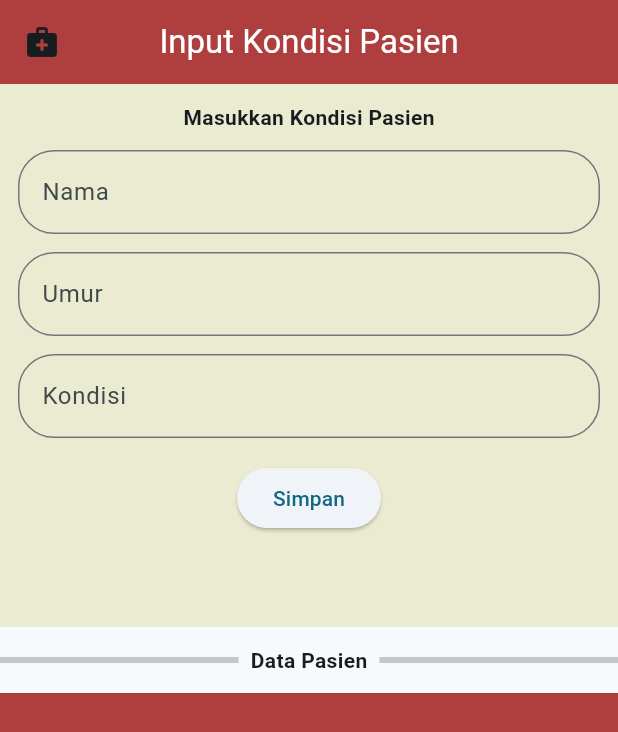
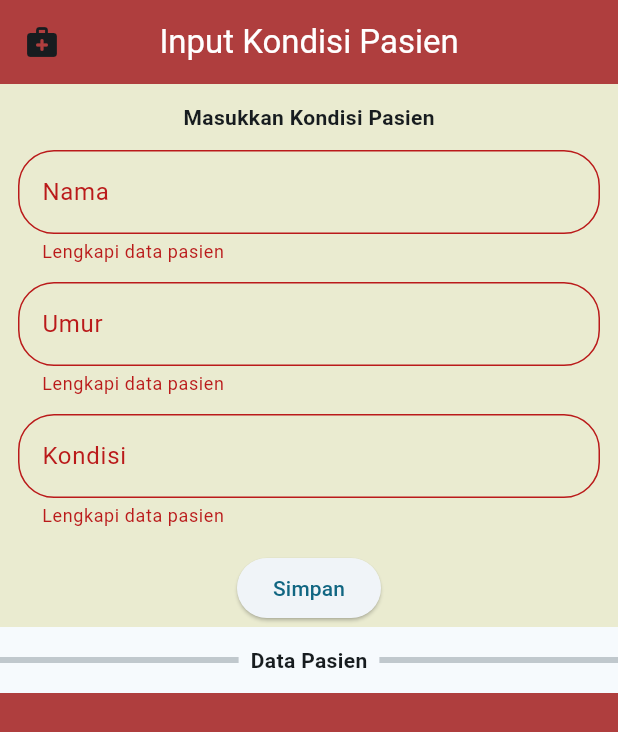
Before and after one commit to AnwarSeptian/ppkd_anwar, a Flutter app: the screen it shows after launch, after a tap on "Simpan", on a phone screen of 412 x 824 dp. Shown: the top 732 px of the screen. Run offline on Flutter 3.47's test engine with Material 3 defaults, Android fonts, the phone set to English and light mode, and no system bars; our stand-ins replace shared_preferences, sqflite; accounts and stored records are empty.

Commit message:
update tugas 11 Done

```diff
--- a/lib/meet_16/Tugas_16/data_pasien.dart
+++ b/lib/meet_16/Tugas_16/data_pasien.dart
@@ -14,6 +14,7 @@
   final TextEditingController umurController = TextEditingController();
   final TextEditingController kondisiController = TextEditingController();
   List<ModelTugas> daftarPasien = [];
+  final _formkey = GlobalKey<FormState>();
 
   @override
   void initState() {
@@ -29,6 +30,7 @@
   }
 
   Future<void> simpanData() async {
+    if (_formkey.currentState!.validate()) {
       final nama = namaController.text;
       final umur = int.tryParse(umurController.text) ?? 0;
       final kondisi = kondisiController.text;
@@ -37,10 +39,11 @@
         await DbTugas16.insertTugas(
           ModelTugas(nama: nama, umur: umur, kondisi: kondisi),
         );
-      namaController;
-      umurController;
-      kondisiController;
+        namaController.clear();
+        umurController.clear();
+        kondisiController.clear();
         muatData();
+      }
     }
   }
 
@@ -56,7 +59,9 @@
         backgroundColor: Color(0xffAF3E3E),
         leading: Icon(Icons.medical_services_rounded),
       ),
-      body: Column(
+      body: Form(
+        key: _formkey,
+        child: Column(
           children: [
             Expanded(
               child: Container(
@@ -70,7 +75,13 @@
                         style: TextStyle(fontWeight: FontWeight.bold),
                       ),
                       SizedBox(height: 12),
-                    TextField(
+                      TextFormField(
+                        validator: (value) {
+                          if (value == null || value.isEmpty) {
+                            return "Lengkapi data pasien";
+                          }
+                          return null;
+                        },
                         controller: namaController,
                         decoration: InputDecoration(
                           labelText: "Nama",
@@ -81,7 +92,13 @@
                       ),
                       SizedBox(height: 12),
 
-                    TextField(
+                      TextFormField(
+                        validator: (value) {
+                          if (value == null || value.isEmpty) {
+                            return "Lengkapi data pasien";
+                          }
+                          return null;
+                        },
                         controller: umurController,
                         decoration: InputDecoration(
                           labelText: "Umur",
@@ -91,7 +108,13 @@
                         ),
                       ),
                       SizedBox(height: 12),
-                    TextField(
+                      TextFormField(
+                        validator: (value) {
+                          if (value == null || value.isEmpty) {
+                            return "Lengkapi data pasien";
+                          }
+                          return null;
+                        },
                         controller: kondisiController,
                         decoration: InputDecoration(
                           labelText: "Kondisi",
@@ -103,7 +126,9 @@
 
                       SizedBox(height: 16),
                       ElevatedButton(
-                      onPressed: simpanData,
+                        onPressed: () {
+                          simpanData();
+                        },
                         child: Text("Simpan"),
                       ),
                     ],
@@ -151,6 +176,7 @@
             ),
           ],
         ),
+      ),
     );
   }
 }
```
Lines whose indentation alone changed are shown as unchanged.
